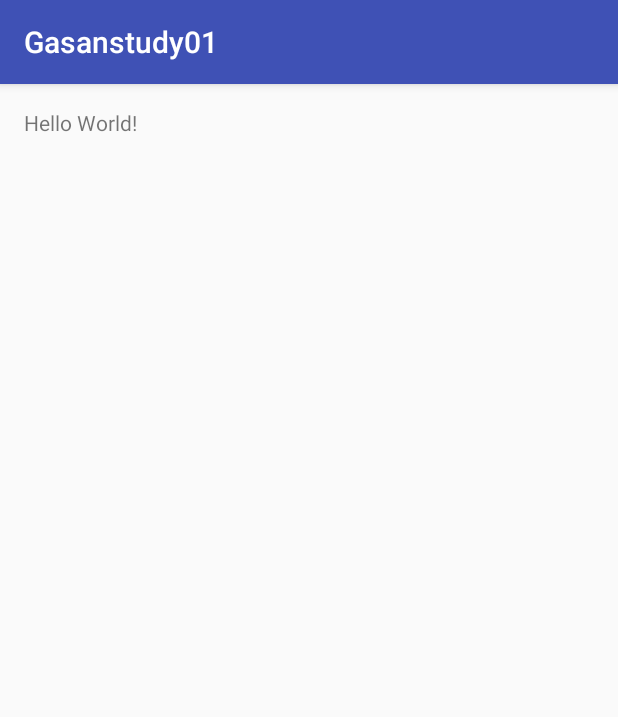
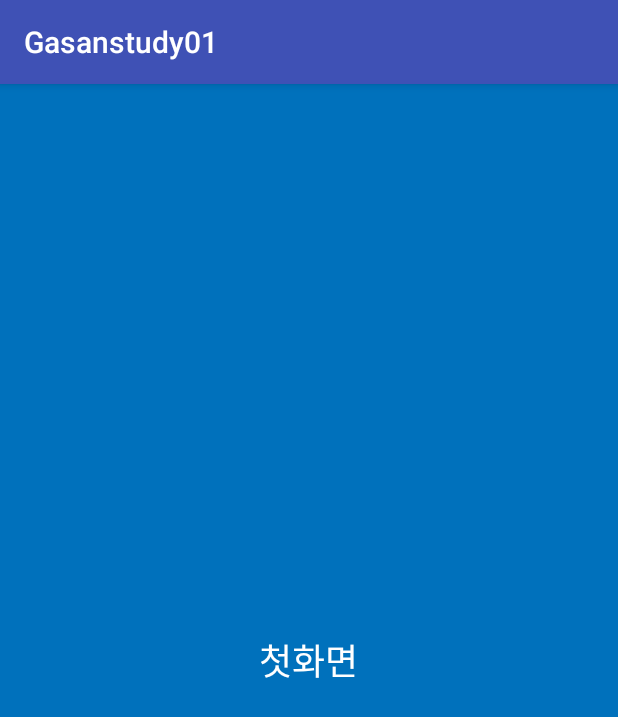
Before and after one commit to leesunghee1229/gasanstudy1, an Android app: the first screen one second after launch (MainActivity before the commit, IntroActivity after it), on a phone screen of 412 x 824 dp. Shown: the top 717 px of the screen. Run offline under Robolectric (Android 15) with nearby library versions, the phone set to English and light mode, and no system bars.

Commit message:
프로젝트 기본 베이스 구성

```diff
--- a/app/build.gradle
+++ b/app/build.gradle
@@ -2,7 +2,7 @@ apply plugin: 'com.android.application'
 
 android {
     compileSdkVersion 25
-    buildToolsVersion "25.0.0"
+    buildToolsVersion "25.0.1"
     defaultConfig {
         applicationId "kr.pcsa.gasanstudy01"
         minSdkVersion 18
--- a/app/src/main/AndroidManifest.xml
+++ b/app/src/main/AndroidManifest.xml
@@ -8,12 +8,14 @@
         android:label="@string/app_name"
         android:supportsRtl="true"
         android:theme="@style/AppTheme">
-        <activity android:name=".MainActivity">
+        <activity android:name=".IntroActivity">
             <intent-filter>
                 <action android:name="android.intent.action.MAIN" />
-
                 <category android:name="android.intent.category.LAUNCHER" />
             </intent-filter>
+        </activity>
+        <activity android:name=".MainActivity">
+
         </activity>
     </application>
 
--- /dev/null
+++ b/app/src/main/java/kr/pcsa/gasanstudy01/BaseActivity.java
@@ -0,0 +1,45 @@
+package kr.pcsa.gasanstudy01;
+
+import android.content.Context;
+import android.os.Bundle;
+import android.os.Handler;
+import android.support.v7.app.AppCompatActivity;
+import android.view.View;
+
+/**
+ * Created by chogoon on 2016-12-30.
+ */
+
+public abstract class BaseActivity extends AppCompatActivity implements View.OnClickListener {
+
+    private Context mContext;
+    protected Handler mHandler = new Handler();
+
+    /** onCreate에서 미리 해야된일 */
+    protected abstract void defaultSetup();
+
+    /** 실제 onCreate */
+    protected abstract void onCreateOnBase(Bundle savedInstanceState);
+
+
+    @Override
+    public void onCreate(Bundle savedInstanceState) {
+        super.onCreate(savedInstanceState);
+        this.setContext(this);
+        defaultSetup();
+        onCreateOnBase(savedInstanceState);
+    }
+
+    @Override
+    public void onClick(View view) {
+
+    }
+
+    public final void setContext(Context mContext) {
+        this.mContext = mContext;
+    }
+
+    public Context getContext() {
+        return mContext;
+    }
+}
--- /dev/null
+++ b/app/src/main/java/kr/pcsa/gasanstudy01/IntroActivity.java
@@ -0,0 +1,39 @@
+package kr.pcsa.gasanstudy01;
+
+import android.content.Intent;
+import android.os.Bundle;
+
+/**
+ * Created by chogoon on 2016-12-30.
+ */
+
+public class IntroActivity extends BaseActivity {
+
+    @Override
+    protected void defaultSetup() {
+
+    }
+
+    @Override
+    protected void onCreateOnBase(Bundle savedInstanceState) {
+        setContentView(R.layout.activity_intro);
+
+        mHandler.postDelayed(runMain, 1000);
+    }
+
+    @Override
+    public void onBackPressed() {
+        super.onBackPressed();
+        mHandler.removeCallbacks(runMain);
+    }
+
+    private Runnable runMain = new Runnable() {
+        @Override
+        public void run() {
+            if (isFinishing()) return;
+            Intent intent = new Intent(getContext(), MainActivity.class);
+            startActivity(intent);
+            finish();
+        }
+    };
+}
--- /dev/null
+++ b/app/src/main/res/layout/activity_intro.xml
@@ -0,0 +1,15 @@
+<?xml version="1.0" encoding="utf-8"?>
+<FrameLayout xmlns:android="http://schemas.android.com/apk/res/android"
+    android:layout_width="match_parent"
+    android:layout_height="match_parent"
+    android:background="@color/blue"
+    >
+
+    <TextView
+        android:layout_width="wrap_content"
+        android:layout_height="wrap_content"
+        android:text="@string/intro"
+        android:layout_gravity="center"
+        android:textColor="@android:color/white"
+        android:textSize="@dimen/font_size_24"/>
+</FrameLayout>
--- a/app/src/main/res/layout/activity_main.xml
+++ b/app/src/main/res/layout/activity_main.xml
@@ -1,17 +1,13 @@
 <?xml version="1.0" encoding="utf-8"?>
-<RelativeLayout xmlns:android="http://schemas.android.com/apk/res/android"
+<FrameLayout xmlns:android="http://schemas.android.com/apk/res/android"
     xmlns:tools="http://schemas.android.com/tools"
     android:id="@+id/activity_main"
     android:layout_width="match_parent"
     android:layout_height="match_parent"
-    android:paddingBottom="@dimen/activity_vertical_margin"
-    android:paddingLeft="@dimen/activity_horizontal_margin"
-    android:paddingRight="@dimen/activity_horizontal_margin"
-    android:paddingTop="@dimen/activity_vertical_margin"
     tools:context="kr.pcsa.gasanstudy01.MainActivity">
 
-    <TextView
-        android:layout_width="wrap_content"
-        android:layout_height="wrap_content"
-        android:text="Hello World!" />
-</RelativeLayout>
+    <ListView
+        android:id="@+id/list_view_"
+        android:layout_width="match_parent"
+        android:layout_height="match_parent"/>
+</FrameLayout>
--- a/app/src/main/res/values-w820dp/dimens.xml
+++ /dev/null
@@ -1,6 +0,0 @@
-<resources>
-    <!-- Example customization of dimensions originally defined in res/values/dimens.xml
-         (such as screen margins) for screens with more than 820dp of available width. This
-         would include 7" and 10" devices in landscape (~960dp and ~1280dp respectively). -->
-    <dimen name="activity_horizontal_margin">64dp</dimen>
-</resources>
--- a/app/src/main/res/values/colors.xml
+++ b/app/src/main/res/values/colors.xml
@@ -3,4 +3,7 @@
     <color name="colorPrimary">#3F51B5</color>
     <color name="colorPrimaryDark">#303F9F</color>
     <color name="colorAccent">#FF4081</color>
+
+    <color name="blue">#0071bc</color>
+    <color name="blue_50">#008DCB</color>
 </resources>
--- a/app/src/main/res/values/dimens.xml
+++ b/app/src/main/res/values/dimens.xml
@@ -2,4 +2,6 @@
     <!-- Default screen margins, per the Android Design guidelines. -->
     <dimen name="activity_horizontal_margin">16dp</dimen>
     <dimen name="activity_vertical_margin">16dp</dimen>
+    <dimen name="default_font_size">16sp</dimen>
+    <dimen name="font_size_24">24sp</dimen>
 </resources>
--- a/app/src/main/res/values/strings.xml
+++ b/app/src/main/res/values/strings.xml
@@ -1,3 +1,5 @@
 <resources>
     <string name="app_name">Gasanstudy01</string>
+    <string name="intro">첫화면</string>
+    <string name="list_view">리스트뷰</string>
 </resources>
```
Also changed, not shown: app/src/main/assets/listview.json (+56 -1 lines), app/src/main/java/kr/pcsa/gasanstudy01/MainActivity.java (+25 -4 lines), app/src/main/res/layout/call_main_list_item.xml (added, +13 -0 lines).
